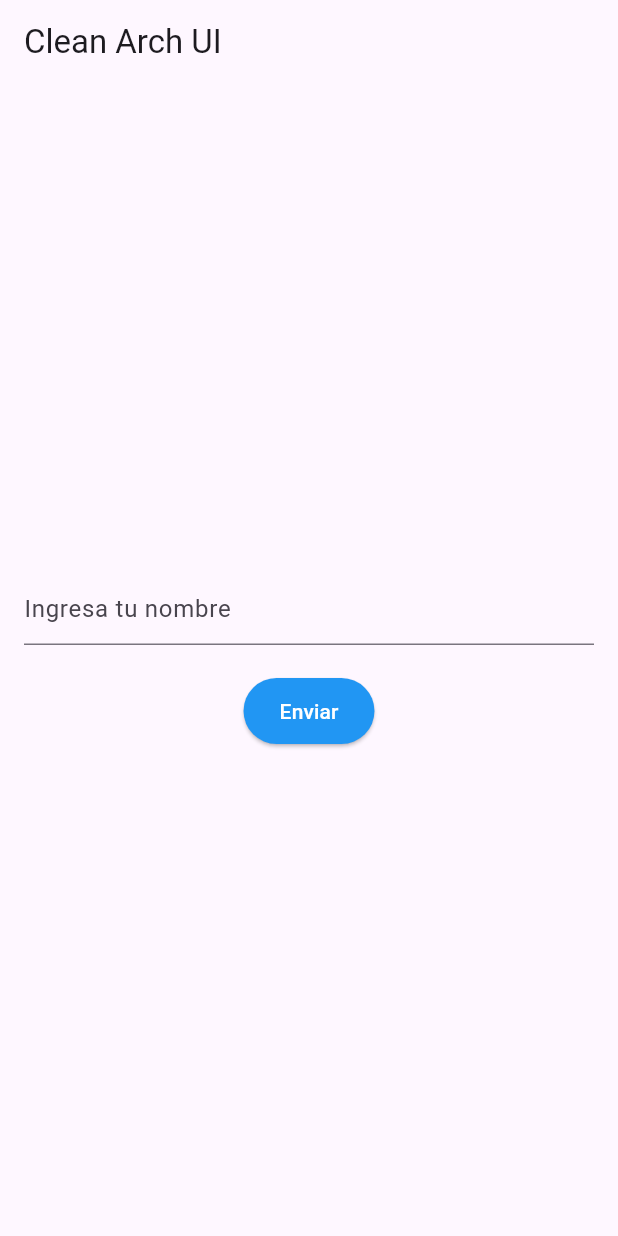
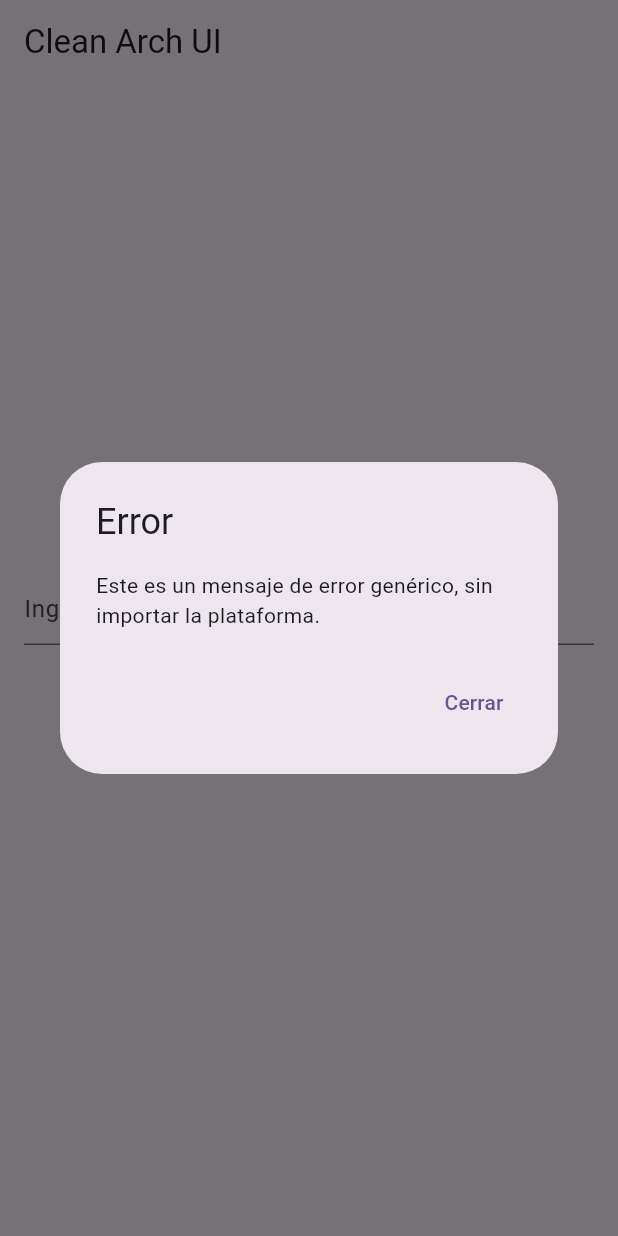
Before and after one commit to font10/widget_abstract_factory_prototype, a Flutter app: the screen it shows after launch, after a tap on "Enviar", on a phone screen of 412 x 824 dp. Run offline on Flutter 3.47's test engine with Material 3 defaults, Android fonts, the phone set to English and light mode, and no system bars.

Commit message:
Added dialog factory

```diff
--- a/lib/app/abstract_factory_prototype/factories/cupertino_ui_factory.dart
+++ b/lib/app/abstract_factory_prototype/factories/cupertino_ui_factory.dart
@@ -1,17 +1,22 @@
 import 'dart:ui';
 
+import 'package:flutter/material.dart';
 import 'package:flutter/src/widgets/editable_text.dart';
 import 'package:widgets_abstract_factory/app/abstract_factory_prototype/factories/ui_factory.dart';
 import 'package:widgets_abstract_factory/app/abstract_factory_prototype/interfaces/i_app_button.dart';
+import 'package:widgets_abstract_factory/app/abstract_factory_prototype/interfaces/i_app_dialog.dart';
 import 'package:widgets_abstract_factory/app/abstract_factory_prototype/interfaces/i_app_textfield.dart';
 import 'package:widgets_abstract_factory/app/abstract_factory_prototype/widgets/buttons/cupertino_app_button.dart';
 import 'package:widgets_abstract_factory/app/abstract_factory_prototype/widgets/textfield/cupertino_app_textfield.dart';
+
+import '../widgets/dialog/cupertino_app_dialog.dart';
 
 
 class CupertinoUIFactory implements UIFactory {
   // Mantenemos una instancia prototipo en memoria
   final IAppButton _buttonPrototype = const CupertinoAppButton(text: 'prototypeButton');
   final IAppTextField _textFieldPrototype = const CupertinoAppTextField(placeholder: 'prototypeTextField');
+  final IAppDialog _dialogPrototype = const CupertinoAppDialog(title: 'prototypeDialog', content: 'This is a prototype dialog', actions: []);
 
   @override
   IAppButton createButton({required String text, Color? backgroundColor, Color? textColor, VoidCallback? onPressed}) {
@@ -24,4 +29,9 @@ class CupertinoUIFactory implements UIFactory {
     // Clonamos el prototipo con los nuevos datos
     return _textFieldPrototype.clone(placeholder: placeholder, controller: controller);
   }
+
+  @override
+  IAppDialog createDialog({required String title, required String content, required List<Widget> actions}) {
+    return _dialogPrototype.clone(title: title, content: content, actions: actions);
+  }
 }
--- a/lib/app/abstract_factory_prototype/factories/material_ui_factory.dart
+++ b/lib/app/abstract_factory_prototype/factories/material_ui_factory.dart
@@ -1,17 +1,21 @@
 import 'dart:ui';
 
+import 'package:flutter/material.dart';
 import 'package:flutter/src/widgets/editable_text.dart';
 import 'package:widgets_abstract_factory/app/abstract_factory_prototype/factories/ui_factory.dart';
+import 'package:widgets_abstract_factory/app/abstract_factory_prototype/interfaces/i_app_dialog.dart';
 import 'package:widgets_abstract_factory/app/abstract_factory_prototype/interfaces/i_app_textfield.dart';
 import 'package:widgets_abstract_factory/app/abstract_factory_prototype/widgets/textfield/material_app_textfield.dart';
 
 import '../interfaces/i_app_button.dart';
 import '../widgets/buttons/material_app_button.dart';
+import '../widgets/dialog/material_app_dialog.dart';
 
 class MaterialUIFactory implements UIFactory {
   // Mantenemos una instancia prototipo en memoria
   final IAppButton _buttonPrototype = const MaterialAppButton(text: 'prototype');
   final IAppTextField _textFieldPrototype = const MaterialAppTextField(placeholder: 'prototype');
+  final IAppDialog _dialogPrototype = const MaterialAppDialog(title: 'prototypeDialog', content: 'This is a prototype dialog', actions: []);
 
   @override
   IAppButton createButton({required String text, Color? backgroundColor, Color? textColor, VoidCallback? onPressed}) {
@@ -24,4 +28,9 @@ class MaterialUIFactory implements UIFactory {
     // Clonamos el prototipo con los nuevos datos
     return _textFieldPrototype.clone(placeholder: placeholder, controller: controller);
   }
+
+  @override
+  IAppDialog createDialog({required String title, required String content, required List<Widget> actions}) {
+    return MaterialAppDialog(title: title, content: content, actions: actions);
+  }
 }
--- a/lib/app/abstract_factory_prototype/factories/ui_factory.dart
+++ b/lib/app/abstract_factory_prototype/factories/ui_factory.dart
@@ -1,8 +1,10 @@
 import 'package:flutter/material.dart';
+import 'package:widgets_abstract_factory/app/abstract_factory_prototype/interfaces/i_app_dialog.dart';
 import 'package:widgets_abstract_factory/app/abstract_factory_prototype/interfaces/i_app_textfield.dart';
 import '../interfaces/i_app_button.dart';
 
 abstract class UIFactory {
   IAppButton createButton({required String text, Color? backgroundColor, Color? textColor, VoidCallback? onPressed});
   IAppTextField createTextField({required String placeholder, TextEditingController? controller});
+  IAppDialog createDialog({required String title, required String content, required List<Widget> actions});
 }
--- /dev/null
+++ b/lib/app/abstract_factory_prototype/interfaces/i_app_dialog.dart
@@ -0,0 +1,12 @@
+import 'package:flutter/material.dart';
+
+abstract class IAppDialog extends StatelessWidget {
+  final String title;
+  final String content;
+  final List<Widget> actions;
+
+  const IAppDialog({super.key, required this.title, required this.content, required this.actions});
+
+  // Método Prototipo
+  IAppDialog clone({String? title, String? content, List<Widget>? actions});
+}
--- a/lib/app/abstract_factory_prototype/screens/my_clear_screen.dart
+++ b/lib/app/abstract_factory_prototype/screens/my_clear_screen.dart
@@ -23,7 +23,14 @@ class MyCleanScreen extends StatelessWidget {
                 text: 'Enviar',
                 backgroundColor: Colors.blue,
                 textColor: Colors.white,
-                onPressed: () => print('Enviado!'),
+                onPressed: () => showDialog(
+                  context: context,
+                  builder: (context) => uiFactory.createDialog(
+                    title: 'Error',
+                    content: 'Este es un mensaje de error genérico, sin importar la plataforma.',
+                    actions: [TextButton(onPressed: () => Navigator.pop(context), child: const Text('Cerrar'))],
+                  ),
+                ),
               ),
             ],
           ),
--- /dev/null
+++ b/lib/app/abstract_factory_prototype/widgets/dialog/material_app_dialog.dart
@@ -0,0 +1,17 @@
+import 'package:flutter/material.dart';
+import 'package:widgets_abstract_factory/app/abstract_factory_prototype/interfaces/i_app_dialog.dart';
+
+class MaterialAppDialog extends IAppDialog {
+  const MaterialAppDialog({super.key, required super.title, required super.content, required super.actions});
+
+  @override
+  IAppDialog clone({String? title, String? content, List<Widget>? actions}) =>
+      MaterialAppDialog(title: title ?? this.title, content: content ?? this.content, actions: actions ?? this.actions);
+
+  @override
+  Widget build(BuildContext context) => AlertDialog(
+    title: Text(title),
+    content: Text(content),
+    actions: actions,
+  );
+}
```
Also changed, not shown: lib/app/abstract_factory_prototype/widgets/dialog/cupertino_app_dialog.dart (added, +17 -0 lines), 2 other files.
